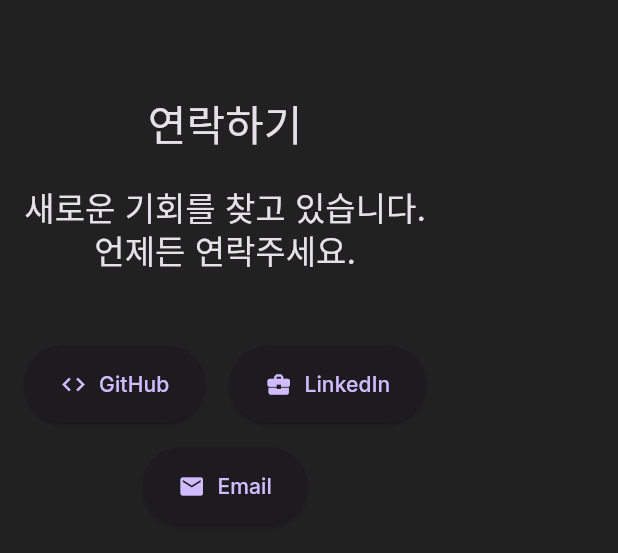
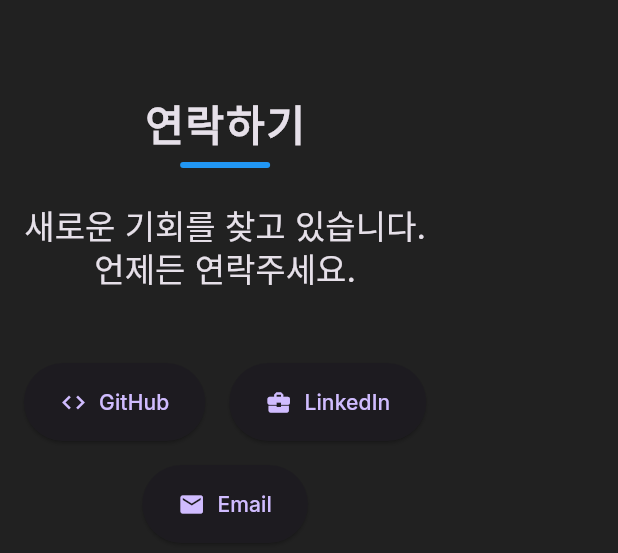
Before and after one commit to devpark435/portfolio_flutter_web, a Flutter app: the ContactSection widget shown alone on an empty page, opened directly, on a phone screen of 412 x 824 dp. Shown: the top 553 px of the screen. Run offline on Flutter 3.47's test engine with Material 3 defaults, Android fonts, the phone set to English and light mode, and no system bars; our stand-ins replace animated_text_kit, flutter_riverpod, go_router, google_fonts, shared_preferences; accounts and stored records are empty.

Commit message:
feat - section title 적용

```diff
--- a/lib/presentation/screens/home/sections/contact_section.dart
+++ b/lib/presentation/screens/home/sections/contact_section.dart
@@ -1,4 +1,5 @@
 import 'package:flutter/material.dart';
+import 'package:portfolio_web/presentation/widgets/section_title.dart';
 import 'package:url_launcher/url_launcher.dart';
 
 class ContactSection extends StatelessWidget {
@@ -15,10 +16,7 @@ class ContactSection extends StatelessWidget {
       ),
       child: Column(
         children: [
-          Text(
-            '연락하기',
-            style: Theme.of(context).textTheme.headlineMedium,
-          ),
+          const SectionTitle(title: '연락하기'),
           const SizedBox(height: 24),
           Text(
             '새로운 기회를 찾고 있습니다.\n언제든 연락주세요.',
--- a/lib/presentation/screens/home/sections/experience_section.dart
+++ b/lib/presentation/screens/home/sections/experience_section.dart
@@ -1,4 +1,5 @@
 import 'package:flutter/material.dart';
+import 'package:portfolio_web/presentation/widgets/section_title.dart';
 
 class ExperienceSection extends StatelessWidget {
   const ExperienceSection({super.key});
@@ -14,10 +15,7 @@ class ExperienceSection extends StatelessWidget {
       ),
       child: Column(
         children: [
-          Text(
-            '활동 경험',
-            style: Theme.of(context).textTheme.headlineMedium,
-          ),
+          const SectionTitle(title: '활동 경험'),
           const SizedBox(height: 48),
           _buildExperienceTimeline(context),
         ],
--- a/lib/presentation/screens/home/sections/profile_section.dart
+++ b/lib/presentation/screens/home/sections/profile_section.dart
@@ -1,4 +1,5 @@
 import 'package:flutter/material.dart';
+import 'package:portfolio_web/presentation/widgets/section_title.dart';
 
 class ProfileSection extends StatelessWidget {
   const ProfileSection({super.key});
@@ -14,10 +15,7 @@ class ProfileSection extends StatelessWidget {
       ),
       child: Column(
         children: [
-          Text(
-            '프로필',
-            style: Theme.of(context).textTheme.headlineMedium,
-          ),
+          const SectionTitle(title: '프로필'),
           const SizedBox(height: 48),
           Card(
             child: Padding(
--- a/lib/presentation/screens/home/sections/projects_section.dart
+++ b/lib/presentation/screens/home/sections/projects_section.dart
@@ -2,6 +2,7 @@ import 'package:flutter/material.dart';
 import 'package:flutter_riverpod/flutter_riverpod.dart';
 import 'package:portfolio_web/config/providers/providers.dart';
 import 'package:portfolio_web/presentation/widgets/project_card.dart';
+import 'package:portfolio_web/presentation/widgets/section_title.dart';
 
 class ProjectsSection extends ConsumerWidget {
   const ProjectsSection({super.key});
@@ -24,10 +25,7 @@ class ProjectsSection extends ConsumerWidget {
       ),
       child: Column(
         children: [
-          Text(
-            '프로젝트',
-            style: Theme.of(context).textTheme.headlineMedium,
-          ),
+          const SectionTitle(title: '프로젝트'),
           const SizedBox(height: 48),
           projectsAsync.when(
             loading: () => const CircularProgressIndicator(),
--- a/lib/presentation/screens/home/sections/skills_section.dart
+++ b/lib/presentation/screens/home/sections/skills_section.dart
@@ -1,5 +1,6 @@
 import 'package:flutter/material.dart';
 import 'package:flutter_riverpod/flutter_riverpod.dart';
+import 'package:portfolio_web/presentation/widgets/section_title.dart';
 
 class SkillsSection extends ConsumerWidget {
   const SkillsSection({super.key});
@@ -20,10 +21,7 @@ class SkillsSection extends ConsumerWidget {
       ),
       child: Column(
         children: [
-          Text(
-            '기술 스택',
-            style: Theme.of(context).textTheme.headlineMedium,
-          ),
+          const SectionTitle(title: "기술 스택"),
           const SizedBox(height: 48),
           GridView.count(
             shrinkWrap: true,
```
